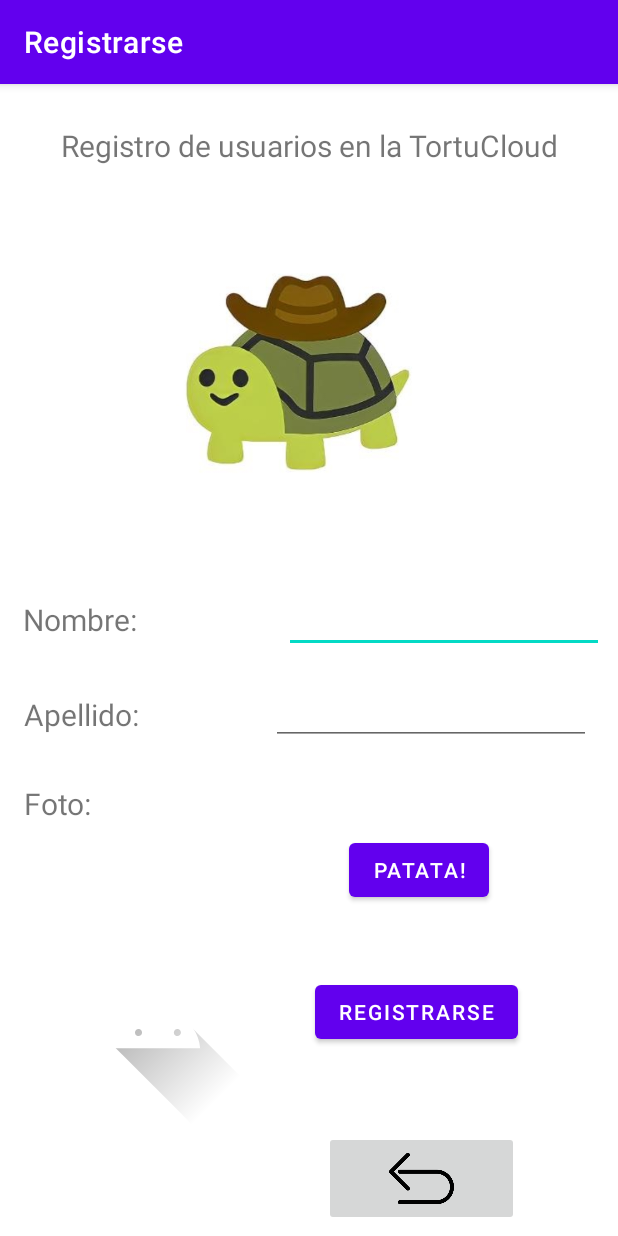
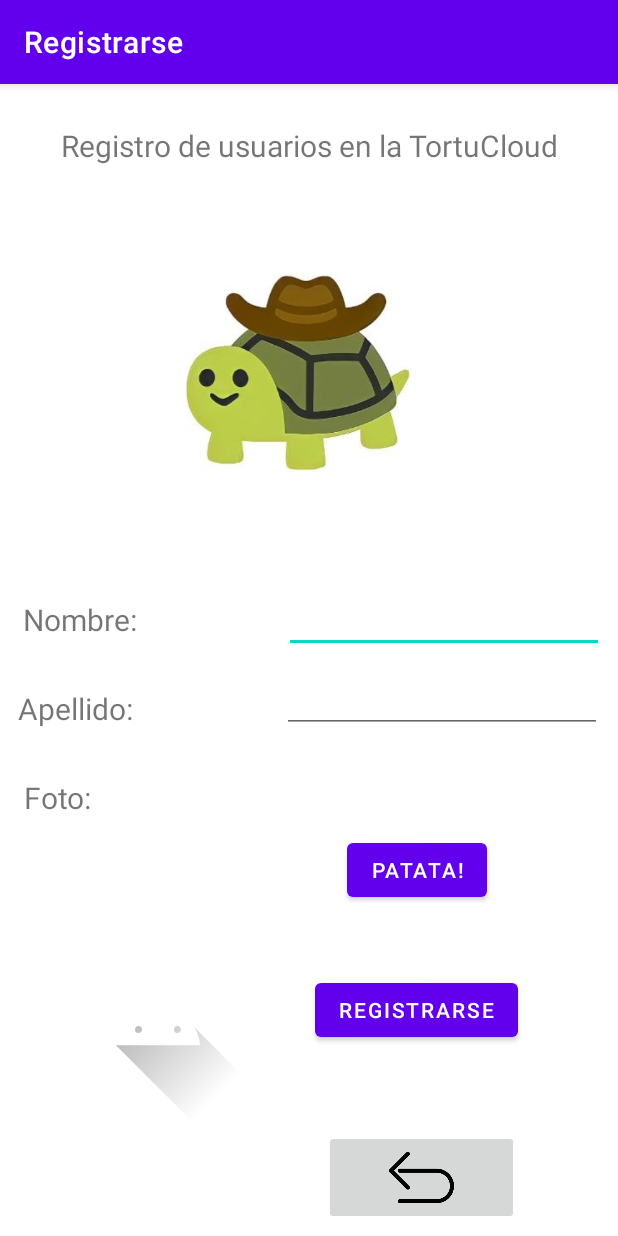
Before and after one commit to Alfreditto/RegistrosRecy, an Android app: the RegistroActivity screen opened directly, with no data from a screen before it, on a phone screen of 412 x 824 dp. Run offline under Robolectric (Android 15) with nearby library versions, the phone set to English and light mode, and no system bars.

Commit message:
Arreglado error de diseño
Al registrarse el campo apellido se veía como una contraseña

```diff
--- a/app/src/main/java/com/example/registrosrecy/MainActivity.kt
+++ b/app/src/main/java/com/example/registrosrecy/MainActivity.kt
@@ -25,6 +25,7 @@ class MainActivity : AppCompatActivity() {
         super.onCreate(savedInstanceState)
         binding = ActivityMainBinding.inflate(layoutInflater)
         setContentView(binding.root)
+
         binding.btnReg.setOnClickListener {
             val intento: Intent = Intent(this, RegistroActivity::class.java)
             resultLauncher.launch(intento)
--- a/app/src/main/res/layout/activity_registro.xml
+++ b/app/src/main/res/layout/activity_registro.xml
@@ -41,7 +41,7 @@
         app:layout_constraintHorizontal_bias="0.759"
         app:layout_constraintStart_toStartOf="parent"
         app:layout_constraintTop_toBottomOf="@+id/btnFoto"
-        app:layout_constraintVertical_bias="0.271" />
+        app:layout_constraintVertical_bias="0.263" />
 
     <ImageButton
         android:id="@+id/btnCancelar"
@@ -99,26 +99,12 @@
         android:id="@+id/textView4"
         android:layout_width="wrap_content"
         android:layout_height="wrap_content"
-        android:layout_marginStart="16dp"
-        android:layout_marginTop="36dp"
+        android:layout_marginStart="12dp"
+        android:layout_marginTop="32dp"
         android:text="Apellido:"
         android:textSize="20sp"
         app:layout_constraintStart_toStartOf="parent"
         app:layout_constraintTop_toBottomOf="@+id/textView3" />
-
-    <EditText
-        android:id="@+id/txtApellido"
-        android:layout_width="wrap_content"
-        android:layout_height="wrap_content"
-        android:ems="10"
-        android:inputType="textPassword"
-        android:minHeight="48dp"
-        app:layout_constraintBottom_toBottomOf="parent"
-        app:layout_constraintEnd_toEndOf="parent"
-        app:layout_constraintHorizontal_bias="0.829"
-        app:layout_constraintStart_toEndOf="@+id/textView4"
-        app:layout_constraintTop_toBottomOf="@+id/txtNombre"
-        app:layout_constraintVertical_bias="0.04" />
 
     <ImageView
         android:id="@+id/imgUser"
@@ -137,9 +123,21 @@
         android:text="Patata!"
         app:layout_constraintBottom_toBottomOf="parent"
         app:layout_constraintEnd_toEndOf="parent"
-        app:layout_constraintHorizontal_bias="0.73"
+        app:layout_constraintHorizontal_bias="0.726"
         app:layout_constraintStart_toStartOf="parent"
         app:layout_constraintTop_toBottomOf="@+id/txtApellido"
-        app:layout_constraintVertical_bias="0.212" />
+        app:layout_constraintVertical_bias="0.234" />
+
+    <EditText
+        android:id="@+id/txtApellido"
+        android:layout_width="wrap_content"
+        android:layout_height="wrap_content"
+        android:layout_marginTop="8dp"
+        android:ems="10"
+        android:inputType="textPersonName"
+        app:layout_constraintEnd_toEndOf="parent"
+        app:layout_constraintHorizontal_bias="0.906"
+        app:layout_constraintStart_toEndOf="@+id/textView4"
+        app:layout_constraintTop_toBottomOf="@+id/txtNombre" />
 
 </androidx.constraintlayout.widget.ConstraintLayout>
```
